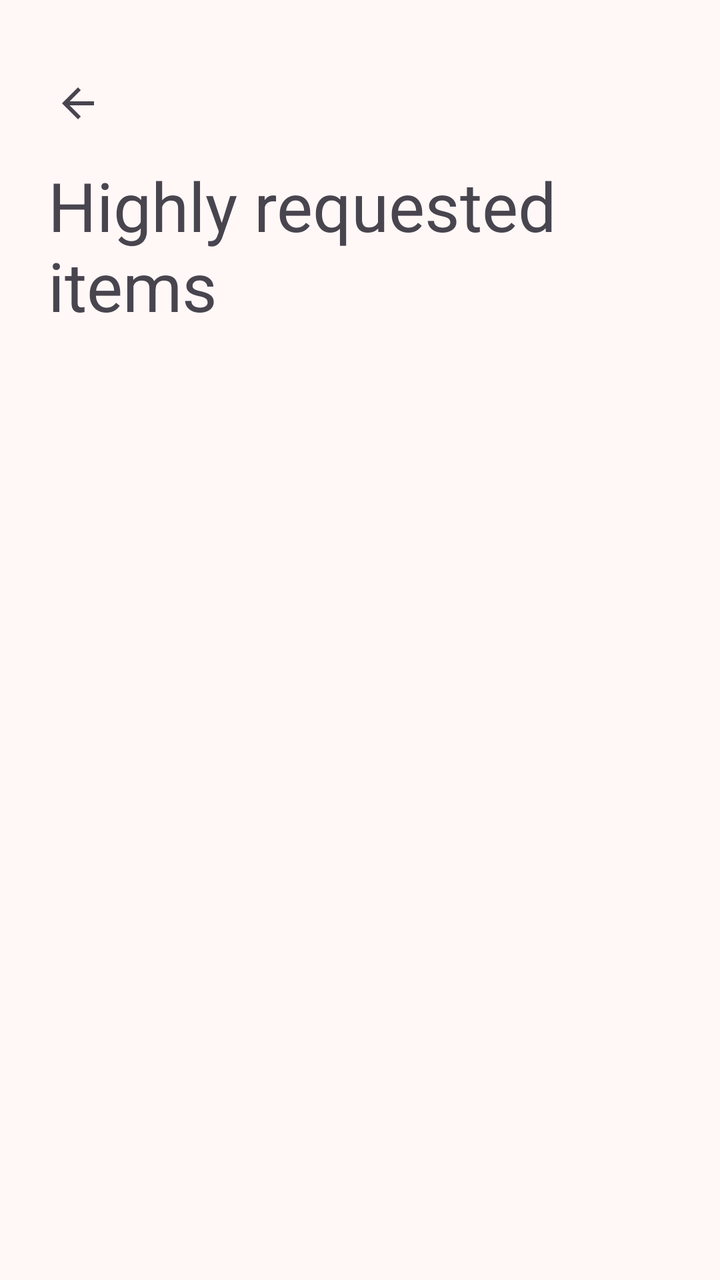
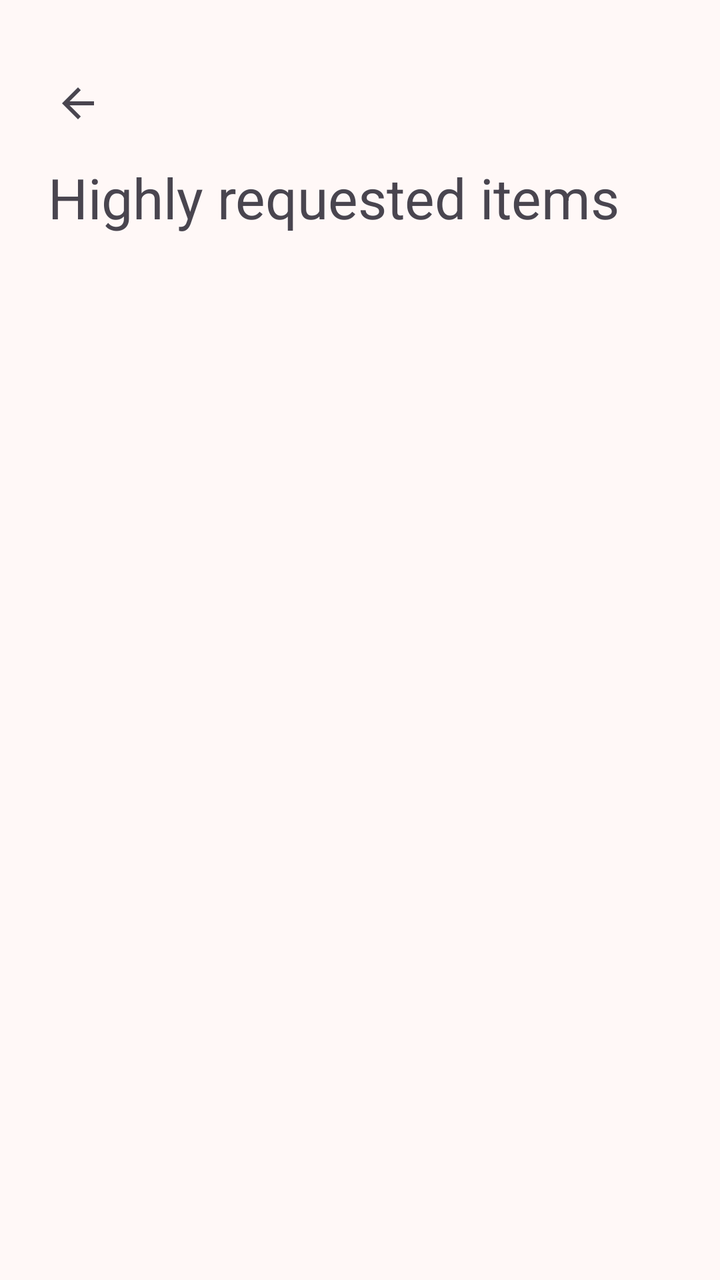

The first picture is an Android layout as it rendered before a commit; the second is the same layout after the commit. The layout source and the unified diff follow.
<!-- AndroidManifest.xml: application theme Theme.LendAHand -->
<!-- res/layout/activity_highly_requested_items.xml -->
<?xml version="1.0" encoding="utf-8"?>
<androidx.constraintlayout.widget.ConstraintLayout xmlns:android="http://schemas.android.com/apk/res/android"
    xmlns:app="http://schemas.android.com/apk/res-auto"
    xmlns:tools="http://schemas.android.com/tools"
    android:id="@+id/main"
    android:layout_width="match_parent"
    android:layout_height="match_parent"
    tools:context=".HighlyRequestedItems">

    <TextView
        android:id="@+id/highlyRequestedItemsHeader"
        android:layout_width="0dp"
        android:layout_height="wrap_content"
        android:layout_marginStart="24dp"
        android:layout_marginTop="80dp"
        android:layout_marginEnd="24dp"
        android:text="@string/highly_requested_items_header"
        android:textSize="34sp"
        app:layout_constraintEnd_toEndOf="parent"
        app:layout_constraintStart_toStartOf="parent"
        app:layout_constraintTop_toTopOf="parent" />

    <ImageButton
        android:layout_width="30dp"
        android:layout_height="31dp"
        android:layout_marginStart="24dp"
        android:layout_marginTop="36dp"
        android:background="@android:color/transparent"
        android:onClick="goBacktoManage"
        app:layout_constraintStart_toStartOf="parent"
        app:layout_constraintTop_toTopOf="parent"
        app:srcCompat="?attr/actionModeCloseDrawable" />

    <androidx.recyclerview.widget.RecyclerView
        android:id="@+id/recyclerViewHighlyReq"
        android:layout_width="0dp"
        android:layout_height="0dp"
        android:layout_marginTop="24dp"
        app:layout_constraintBottom_toBottomOf="parent"
        app:layout_constraintEnd_toEndOf="parent"
        app:layout_constraintStart_toStartOf="parent"
        app:layout_constraintTop_toBottomOf="@+id/highlyRequestedItemsHeader" />

</androidx.constraintlayout.widget.ConstraintLayout>
<!-- resources referenced by this layout -->
<resources>
  <style name="AppTheme" parent="Theme.Material3.Light.NoActionBar">
  
          <item name="chipStyle">@style/Widget.MyApp.Chip</item>
  
          <item name="colorPrimary">@color/md_theme_primary</item>
          <item name="colorOnPrimary">@color/md_theme_onPrimary</item>
          <item name="colorPrimaryContainer">@color/md_theme_primaryContainer</item>
          <item name="colorOnPrimaryContainer">@color/md_theme_onPrimaryContainer</item>
          <item name="colorSecondary">@color/md_theme_secondary</item>
          <item name="colorOnSecondary">@color/md_theme_onSecondary</item>
          <item name="colorSecondaryContainer">@color/md_theme_secondaryContainer</item>
          <item name="colorOnSecondaryContainer">@color/md_theme_onSecondaryContainer</item>
          <item name="colorTertiary">@color/md_theme_tertiary</item>
          <item name="colorOnTertiary">@color/md_theme_onTertiary</item>
          <item name="colorTertiaryContainer">@color/md_theme_tertiaryContainer</item>
          <item name="colorOnTertiaryContainer">@color/md_theme_onTertiaryContainer</item>
          <item name="colorError">@color/md_theme_error</item>
          <item name="colorOnError">@color/md_theme_onError</item>
          <item name="colorErrorContainer">@color/md_theme_errorContainer</item>
          <item name="colorOnErrorContainer">@color/md_theme_onErrorContainer</item>
          <item name="android:colorBackground">@color/md_theme_background</item>
          <item name="colorOnBackground">@color/md_theme_onBackground</item>
          <item name="colorSurface">@color/md_theme_surface</item>
          <item name="colorOnSurface">@color/md_theme_onSurface</item>
          <item name="colorSurfaceVariant">@color/md_theme_surfaceVariant</item>
          <item name="colorOnSurfaceVariant">@color/md_theme_onSurfaceVariant</item>
          <item name="colorOutline">@color/md_theme_outline</item>
          <item name="colorOutlineVariant">@color/md_theme_outlineVariant</item>
          <item name="colorSurfaceInverse">@color/md_theme_inverseSurface</item>
          <item name="colorOnSurfaceInverse">@color/md_theme_inverseOnSurface</item>
          <item name="colorPrimaryInverse">@color/md_theme_inversePrimary</item>
          <item name="colorPrimaryFixed">@color/md_theme_primaryFixed</item>
          <item name="colorOnPrimaryFixed">@color/md_theme_onPrimaryFixed</item>
          <item name="colorPrimaryFixedDim">@color/md_theme_primaryFixedDim</item>
          <item name="colorOnPrimaryFixedVariant">@color/md_theme_onPrimaryFixedVariant</item>
          <item name="colorSecondaryFixed">@color/md_theme_secondaryFixed</item>
          <item name="colorOnSecondaryFixed">@color/md_theme_onSecondaryFixed</item>
          <item name="colorSecondaryFixedDim">@color/md_theme_secondaryFixedDim</item>
          <item name="colorOnSecondaryFixedVariant">@color/md_theme_onSecondaryFixedVariant</item>
          <item name="colorTertiaryFixed">@color/md_theme_tertiaryFixed</item>
          <item name="colorOnTertiaryFixed">@color/md_theme_onTertiaryFixed</item>
          <item name="colorTertiaryFixedDim">@color/md_theme_tertiaryFixedDim</item>
          <item name="colorOnTertiaryFixedVariant">@color/md_theme_onTertiaryFixedVariant</item>
          <item name="colorSurfaceDim">@color/md_theme_surfaceDim</item>
          <item name="colorSurfaceBright">@color/md_theme_surfaceBright</item>
          <item name="colorSurfaceContainerLowest">@color/md_theme_surfaceContainerLowest</item>
          <item name="colorSurfaceContainerLow">@color/md_theme_surfaceContainerLow</item>
          <item name="colorSurfaceContainer">@color/md_theme_surfaceContainer</item>
          <item name="colorSurfaceContainerHigh">@color/md_theme_surfaceContainerHigh</item>
          <item name="colorSurfaceContainerHighest">@color/md_theme_surfaceContainerHighest</item>
      </style>
  <!-- unchanged entries left out for length: 50 -->
</resources>

<!-- the commit's change to res/layout/activity_highly_requested_items.xml (unified diff, before → after) -->
@@ -15,7 +15,7 @@
         android:layout_marginTop="80dp"
         android:layout_marginEnd="24dp"
         android:text="@string/highly_requested_items_header"
-        android:textSize="34sp"
+        android:textSize="28sp"
         app:layout_constraintEnd_toEndOf="parent"
         app:layout_constraintStart_toStartOf="parent"
         app:layout_constraintTop_toTopOf="parent" />
<!-- resource entries referenced after the edit -->
@@ -3,6 +3,10 @@
   <style name="AppTheme" parent="Theme.Material3.Light.NoActionBar">
   
           <item name="chipStyle">@style/Widget.MyApp.Chip</item>
+  
+          <item name="android:navigationBarColor">@android:color/transparent</item>
+          <item name="android:statusBarColor">@android:color/transparent</item>
+          <item name="android:windowLightStatusBar">@android:color/transparent</item>
   
           <item name="colorPrimary">@color/md_theme_primary</item>
           <item name="colorOnPrimary">@color/md_theme_onPrimary</item>
